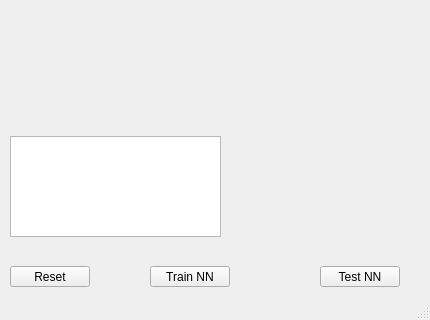
First picture: the form in Milestone4_GUI/mainwindow.ui, repository 0xanselm-priv/prg2-pr_milestone4, before the edit; both pictures show x 0 to 430 and y 184 to 504 of the 430 by 504 pixel window.
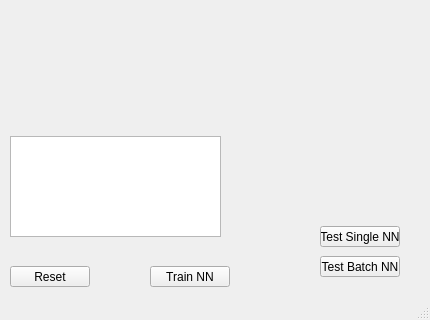
Second picture: the form after the edit.

```diff
--- a/Milestone4_GUI/mainwindow.ui
+++ b/Milestone4_GUI/mainwindow.ui
@@ -105,13 +105,13 @@
     <property name="geometry">
      <rect>
       <x>320</x>
-      <y>450</y>
+      <y>410</y>
       <width>80</width>
       <height>21</height>
      </rect>
     </property>
     <property name="text">
-     <string>Test NN</string>
+     <string>Test Single NN</string>
     </property>
    </widget>
    <widget class="QCheckBox" name="log_matrix_checkbox">
@@ -127,6 +127,19 @@
      <string>Log Program</string>
     </property>
    </widget>
+   <widget class="QPushButton" name="pushButton">
+    <property name="geometry">
+     <rect>
+      <x>320</x>
+      <y>440</y>
+      <width>80</width>
+      <height>21</height>
+     </rect>
+    </property>
+    <property name="text">
+     <string>Test Batch NN</string>
+    </property>
+   </widget>
   </widget>
   <widget class="QStatusBar" name="statusBar"/>
  </widget>
```
